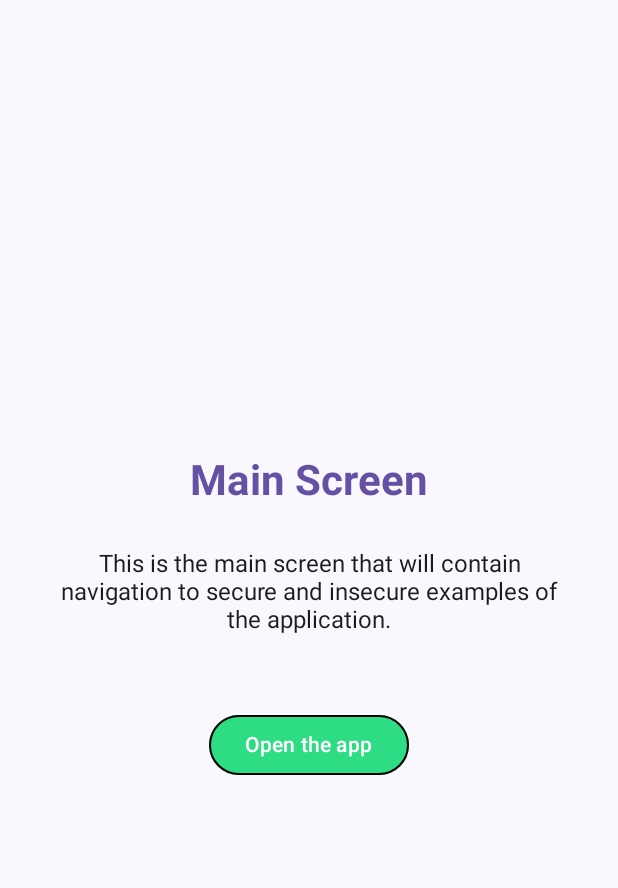
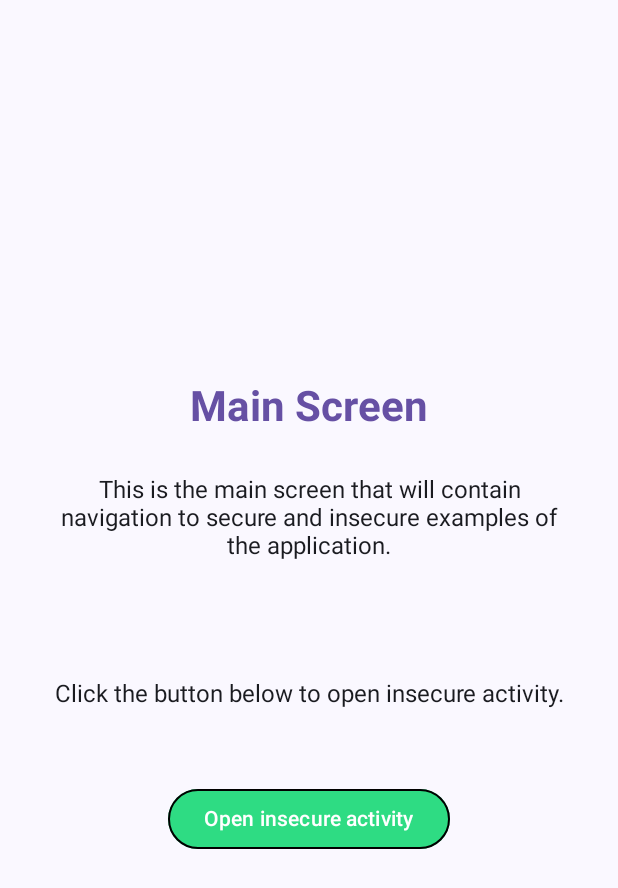
Before and after one commit to whatminjacodes/secure-android-development, an Android app built with Jetpack Compose: the screen it shows after launch (MainActivity), on a phone screen of 412 x 824 dp. Shown: the top 888 px of the screen. Run offline under Robolectric (Android 15) with nearby library versions, the phone set to English and light mode, and no system bars.

Commit message:
Added insecure activity

```diff
--- a/resents-screen-screenshot/app/src/main/java/com/example/recentsscreenscreenshot/NavGraph.kt
+++ b/resents-screen-screenshot/app/src/main/java/com/example/recentsscreenscreenshot/NavGraph.kt
@@ -8,7 +8,7 @@ import androidx.navigation.compose.rememberNavController
 import com.example.recentsscreenscreenshot.Destinations.MAIN_SCREEN_ROUTE
 import com.example.recentsscreenscreenshot.Destinations.START_SCREEN_ROUTE
 import com.example.recentsscreenscreenshot.main.MainScreenRoute
-import com.example.recentsscreenscreenshot.start.StartScreenRoute
+import com.example.recentsscreenscreenshot.insecure.StartScreenRoute
 
 object Destinations {
     const val MAIN_SCREEN_ROUTE = "main"
--- a/resents-screen-screenshot/app/src/main/java/com/example/recentsscreenscreenshot/start/StartScreen.kt
+++ b/resents-screen-screenshot/app/src/main/java/com/example/recentsscreenscreenshot/insecure/StartScreen.kt
@@ -1,4 +1,4 @@
-package com.example.recentsscreenscreenshot.start
+package com.example.recentsscreenscreenshot.insecure
 
 import androidx.compose.foundation.layout.Arrangement
 import androidx.compose.foundation.layout.Column
--- a/resents-screen-screenshot/app/src/main/java/com/example/recentsscreenscreenshot/start/StartScreenRoute.kt
+++ b/resents-screen-screenshot/app/src/main/java/com/example/recentsscreenscreenshot/insecure/StartScreenRoute.kt
@@ -1,4 +1,4 @@
-package com.example.recentsscreenscreenshot.start
+package com.example.recentsscreenscreenshot.insecure
 
 import androidx.compose.runtime.Composable
 
--- a/resents-screen-screenshot/app/src/main/java/com/example/recentsscreenscreenshot/MainActivity.kt
+++ b/resents-screen-screenshot/app/src/main/java/com/example/recentsscreenscreenshot/insecure/activity/InSecureActivity.kt
@@ -1,16 +1,17 @@
-package com.example.recentsscreenscreenshot
+package com.example.recentsscreenscreenshot.insecure.activity
 
 import android.os.Bundle
 import androidx.activity.ComponentActivity
 import androidx.activity.compose.setContent
+import androidx.compose.material3.Text
 import com.example.recentsscreenscreenshot.ui.theme.RecentsScreenScreenshotTheme
 
-class MainActivity : ComponentActivity() {
+class InSecureActivity : ComponentActivity() {
     override fun onCreate(savedInstanceState: Bundle?) {
         super.onCreate(savedInstanceState)
         setContent {
             RecentsScreenScreenshotTheme() {
-                NavGraph()
+                Text(text = "Insecure activity!")
             }
         }
     }
--- /dev/null
+++ b/resents-screen-screenshot/app/src/main/java/com/example/recentsscreenscreenshot/main/MainActivity.kt
@@ -0,0 +1,94 @@
+package com.example.recentsscreenscreenshot.main
+
+import android.content.Intent
+import android.os.Bundle
+import androidx.activity.ComponentActivity
+import androidx.activity.compose.setContent
+import androidx.compose.foundation.BorderStroke
+import androidx.compose.foundation.layout.Arrangement
+import androidx.compose.foundation.layout.Column
+import androidx.compose.foundation.layout.Spacer
+import androidx.compose.foundation.layout.fillMaxHeight
+import androidx.compose.foundation.layout.fillMaxWidth
+import androidx.compose.foundation.layout.height
+import androidx.compose.foundation.layout.padding
+import androidx.compose.material3.ButtonDefaults
+import androidx.compose.material3.OutlinedButton
+import androidx.compose.material3.Surface
+import androidx.compose.material3.Text
+import androidx.compose.ui.Alignment
+import androidx.compose.ui.Modifier
+import androidx.compose.ui.graphics.Color
+import androidx.compose.ui.text.TextStyle
+import androidx.compose.ui.text.font.FontWeight
+import androidx.compose.ui.text.style.TextAlign
+import androidx.compose.ui.unit.dp
+import androidx.compose.ui.unit.sp
+import com.example.recentsscreenscreenshot.insecure.activity.InSecureActivity
+import com.example.recentsscreenscreenshot.ui.theme.Purple40
+import com.example.recentsscreenscreenshot.ui.theme.RecentsScreenScreenshotTheme
+
+class MainActivity : ComponentActivity() {
+    override fun onCreate(savedInstanceState: Bundle?) {
+        super.onCreate(savedInstanceState)
+        setContent {
+            RecentsScreenScreenshotTheme() {
+                Surface(
+                    modifier = Modifier.fillMaxWidth(),
+                ) {
+                    Column(
+                        modifier = Modifier
+                            .fillMaxWidth()
+                            .fillMaxHeight(),
+                        verticalArrangement = Arrangement.Center,
+                        horizontalAlignment = Alignment.CenterHorizontally
+                    ) {
+
+                        Text(
+                            text = "Main Screen",
+                            style = TextStyle(
+                                fontSize = 28.sp,
+                                color = Purple40,
+                                fontWeight = FontWeight.W700
+                            )
+                        )
+                        Text(
+                            "This is the main screen that will contain navigation to secure and insecure examples of the application.",
+                            style = TextStyle(
+                                fontSize = 16.sp,
+                                textAlign = TextAlign.Center
+                            ),
+                            modifier = Modifier.padding(30.dp)
+                        )
+
+                        Spacer(modifier = Modifier.height(20.dp))
+
+                        Text(
+                            "Click the button below to open insecure activity.",
+                            style = TextStyle(
+                                fontSize = 16.sp,
+                                textAlign = TextAlign.Center
+                            ),
+                            modifier = Modifier.padding(30.dp)
+                        )
+
+                        Spacer(modifier = Modifier.height(20.dp))
+
+                        OutlinedButton(
+                            onClick = { startInsecureActivity() },
+                            colors = ButtonDefaults.buttonColors(containerColor = Color(0xFF2EDC83),),
+                            border = BorderStroke(1.dp, color = Color.Black)
+                        ) {
+                            Text(text = "Open insecure activity")
+                        }
+                    }
+                }
+            }
+        }
+    }
+
+    private fun startInsecureActivity() {
+        val intent = Intent(this, InSecureActivity::class.java)
+        startActivity(intent)
+    }
+}
--- a/resents-screen-screenshot/app/src/main/java/com/example/recentsscreenscreenshot/main/MainScreenRoute.kt
+++ b/resents-screen-screenshot/app/src/main/java/com/example/recentsscreenscreenshot/main/MainScreenRoute.kt
@@ -6,5 +6,5 @@ import androidx.compose.runtime.Composable
 fun MainScreenRoute(
     OnOpenInsecureActivityClicked :() -> Unit
 ){
-    MainScreen(OnOpenInsecureActivityClick = OnOpenInsecureActivityClicked)
+    MainScreen()
 }
```
Also changed, not shown: resents-screen-screenshot/app/src/main/AndroidManifest.xml (+7 -1 lines), resents-screen-screenshot/app/src/main/java/com/example/recentsscreenscreenshot/insecure/activity/InSecureActivityScreen.kt (added, +40 -0 lines), resents-screen-screenshot/app/src/main/java/com/example/recentsscreenscreenshot/main/MainScreen.kt (+14 -10 lines).
